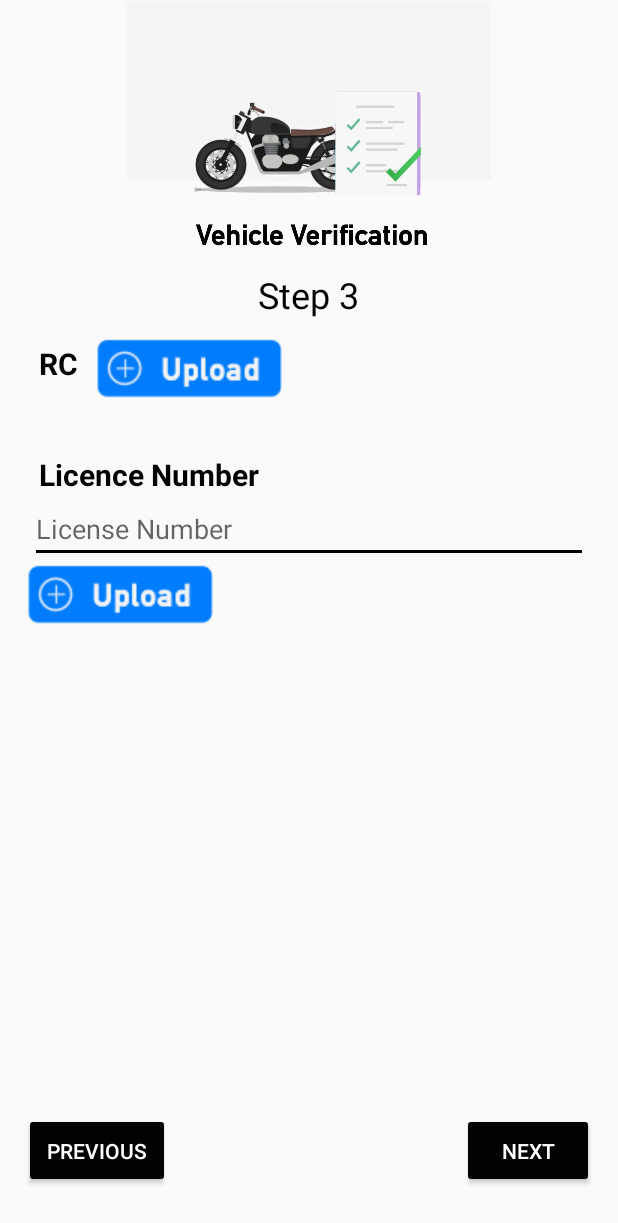
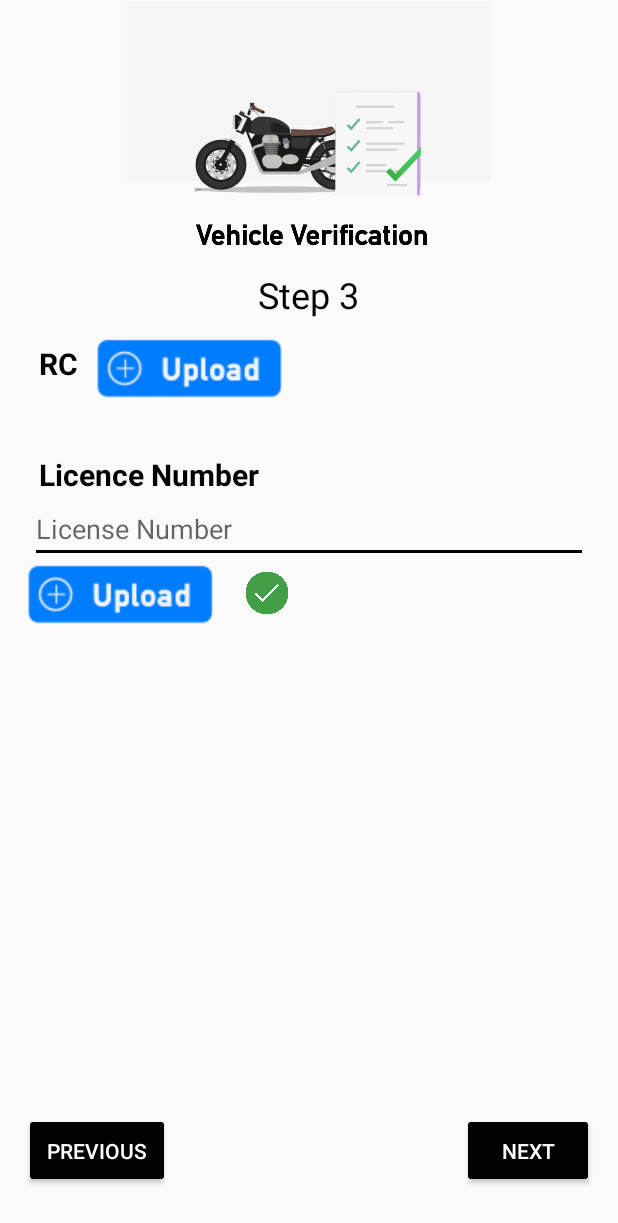
Before and after one commit to debarghya472/BarberaService-App, an Android app: the VehicleDetails screen opened directly, with no data from a screen before it, on a phone screen of 412 x 824 dp. Shown: the top 1223 px of the screen. Run offline under Robolectric (Android 15) with nearby library versions, the light colour scheme and no system bars; our stand-ins replace Firebase (no records; nobody signed in at launch, a user with empty details on screens opened directly).

Commit message:
fix conflict 2

```diff
--- a/app/src/main/res/layout/activity_vehicle_details.xml
+++ b/app/src/main/res/layout/activity_vehicle_details.xml
@@ -102,9 +102,8 @@
 					android:layout_height="40dp"
 					android:layout_marginStart="16dp"
 					android:src="@drawable/green"
+					android:visibility="visible"
 					app:layout_constraintStart_toEndOf="@+id/licUp"
-					android:visibility="gone"
-					app:layout_constraintEnd_toEndOf="parent"
 					tools:ignore="MissingConstraints" />
 
 
```
